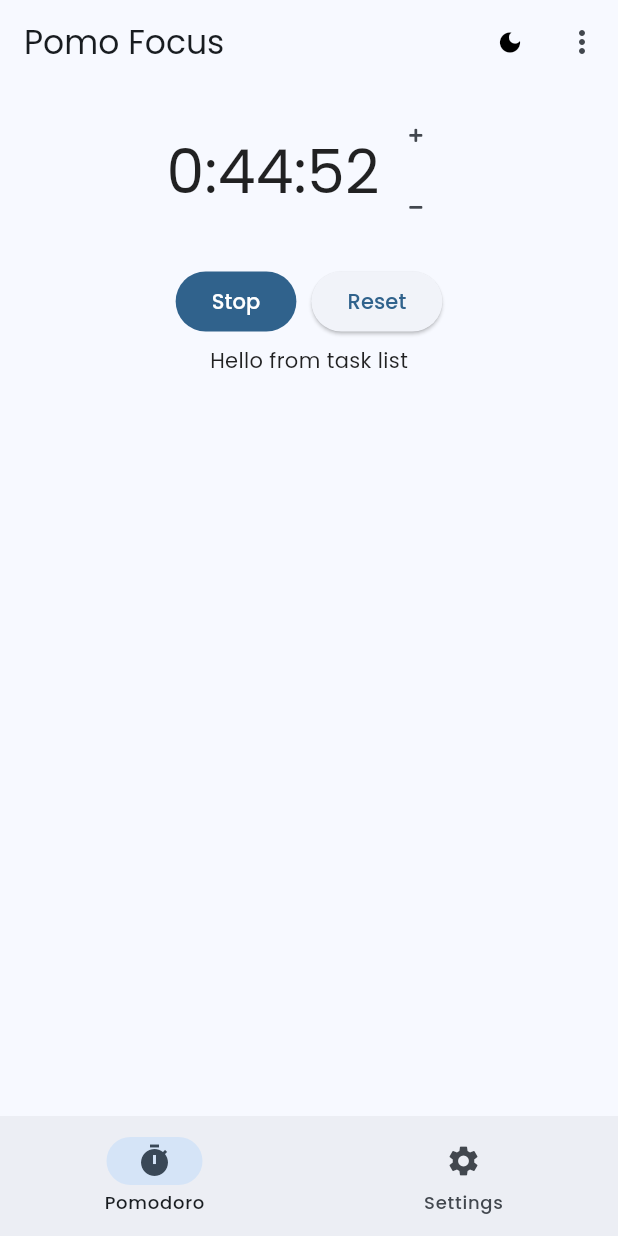
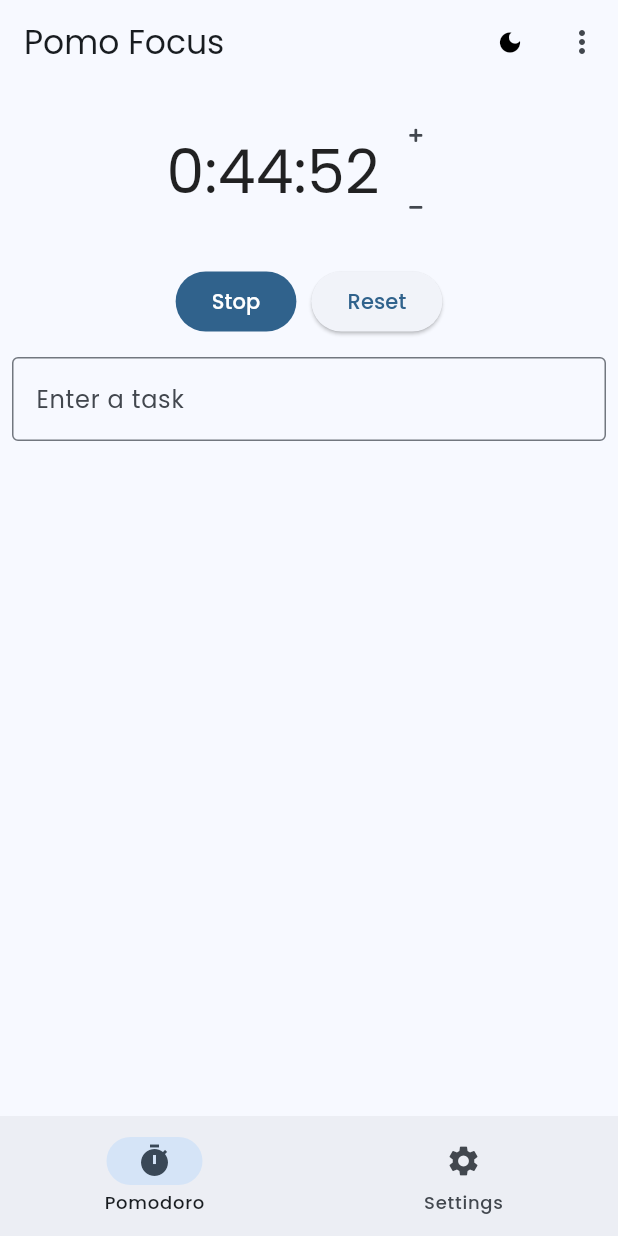
Before and after one commit to zeykafx/flutter_pomodoro_timer_app, a Flutter app: the screen it shows after launch, on a phone screen of 412 x 824 dp. Run offline on Flutter 3.47's test engine with Material 2 defaults, Android fonts, the phone set to English and light mode, and no system bars; our stand-ins replace audioplayers, fluttericon, get, get_storage, google_fonts, styled_widget; missing offline and left inert: audioplayers_web.

Commit message:
fix length not decrementing, added task class, task field input

```diff
--- /dev/null
+++ b/lib/Pages/Pomo/Tasks/task_list.dart
@@ -0,0 +1,39 @@
+import 'package:flutter/material.dart';
+
+class TaskList extends StatefulWidget {
+  const TaskList({Key? key}) : super(key: key);
+
+  @override
+  _TaskListState createState() => _TaskListState();
+}
+
+class _TaskListState extends State<TaskList> {
+  TextEditingController textEditingController = TextEditingController();
+
+  @override
+  Widget build(BuildContext context) {
+    return Column(
+      children: [
+        // things to do here:
+        // text field to enter tasks
+        // listview builder to create the task list
+        // with each task being a card with the id, content, and a check box.
+        Padding(
+          padding: const EdgeInsets.all(8.0),
+          child: TextField(
+            controller: textEditingController,
+            onSubmitted: (String value) {
+              // todo, create a task from this
+              print(value);
+            },
+            decoration: const InputDecoration(
+              border: OutlineInputBorder(),
+              hintText: "Study discrete math...",
+              labelText: "Enter a task"
+            ),
+          ),
+        ),
+      ],
+    );
+  }
+}
--- a/lib/Pages/Pomo/pomo.dart
+++ b/lib/Pages/Pomo/pomo.dart
@@ -91,7 +91,9 @@ class _PomoState extends State<Pomo> {
   }
 
   void decrementTimeStamp(int minutes) {
-    incrementTimeStamp(-minutes);
+    if (pomoLengthSeconds > 0) {
+      incrementTimeStamp(-minutes);
+    }
   }
 
   DateTime getDateTime() {
@@ -107,6 +109,8 @@ class _PomoState extends State<Pomo> {
       box.write("pomoLengthSeconds", 0);
       return true;
     } else {
+      pomoLengthSeconds = getDateTime().difference(DateTime.now()).inSeconds;
+      box.write("pomoLengthSeconds", pomoLengthSeconds);
       return false;
     }
   }
--- a/lib/Pages/Pomo/pomo_page.dart
+++ b/lib/Pages/Pomo/pomo_page.dart
@@ -1,6 +1,6 @@
 import 'package:flutter/material.dart';
 import 'package:flutter_pomodoro_timer_app/Pages/Pomo/pomo.dart';
-import 'package:flutter_pomodoro_timer_app/Pages/Pomo/task_list.dart';
+import 'package:flutter_pomodoro_timer_app/Pages/Pomo/Tasks/task_list.dart';
 
 class PomoPage extends StatelessWidget {
   const PomoPage({Key? key}) : super(key: key);
--- a/lib/Pages/Pomo/task_list.dart
+++ /dev/null
@@ -1,19 +0,0 @@
-import 'package:flutter/material.dart';
-
-class TaskList extends StatefulWidget {
-  const TaskList({Key? key}) : super(key: key);
-
-  @override
-  _TaskListState createState() => _TaskListState();
-}
-
-class _TaskListState extends State<TaskList> {
-  @override
-  Widget build(BuildContext context) {
-    return Column(
-      children: const [
-        Text("Hello from task list"),
-      ],
-    );
-  }
-}
```
Also changed, not shown: lib/Pages/Pomo/Tasks/task.dart (added, +35 -0 lines).
